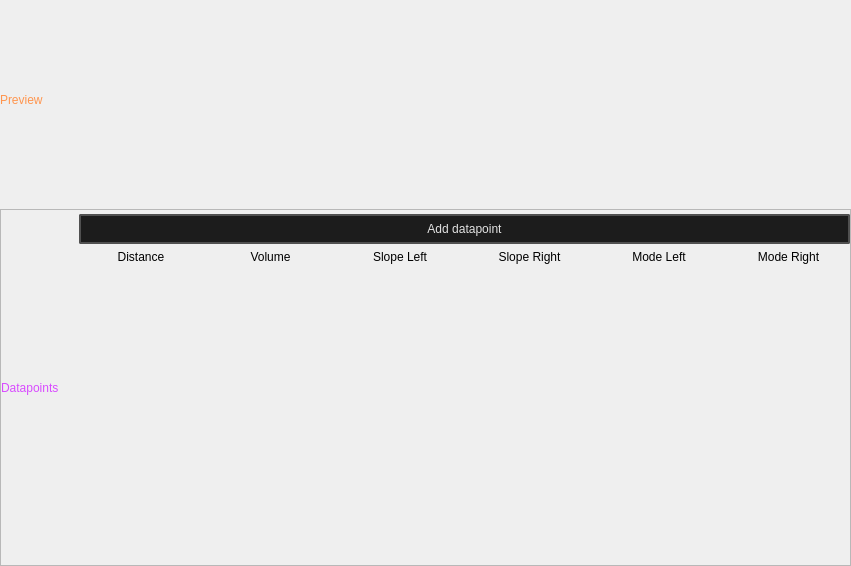
This is src/soundevent_editor/property/curve/main.ui in dertwist/Hammer5Tools as Qt 5 draws it before an edit. The edited form follows.
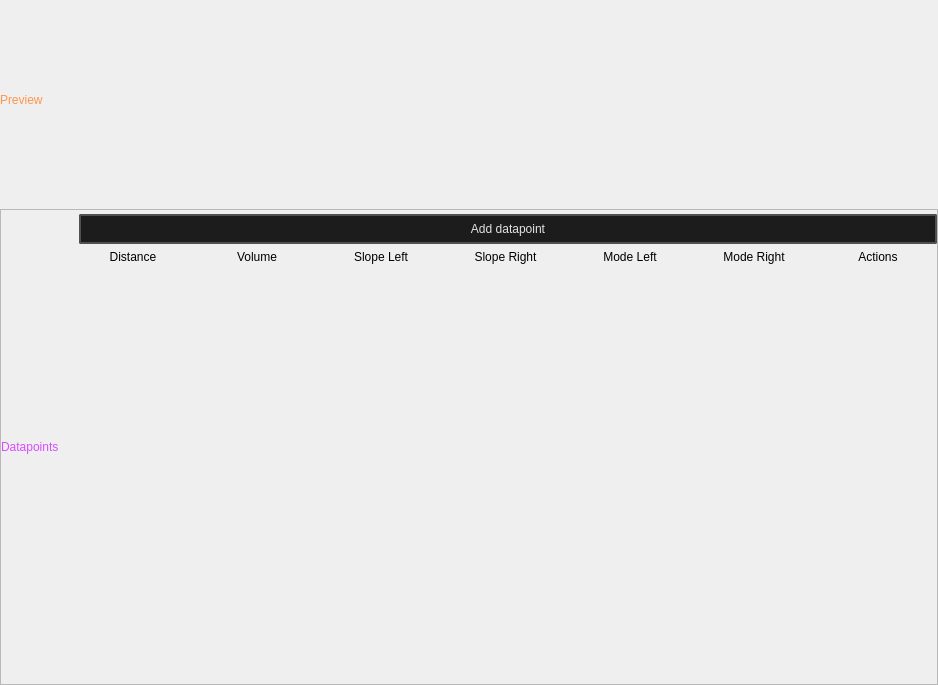
This is the edited form. Icons and pictures are not drawn.

The edit to the form file:
```diff
--- a/src/soundevent_editor/property/curve/main.ui
+++ b/src/soundevent_editor/property/curve/main.ui
@@ -6,8 +6,8 @@
    <rect>
     <x>0</x>
     <y>0</y>
-    <width>851</width>
-    <height>566</height>
+    <width>938</width>
+    <height>685</height>
    </rect>
   </property>
   <property name="minimumSize">
@@ -262,7 +262,20 @@
            </widget>
           </item>
           <item>
-           <layout class="QHBoxLayout" name="Header">
+           <layout class="QVBoxLayout" name="frame_2">
+            <property name="spacing">
+             <number>16</number>
+            </property>
+            <property name="rightMargin">
+             <number>5</number>
+            </property>
+            <property name="bottomMargin">
+             <number>5</number>
+            </property>
+            <item>
+             <layout class="QHBoxLayout" name="datapoints_layout_root">
+              <item>
+               <layout class="QVBoxLayout" name="value_01">
             <item>
              <widget class="QLabel" name="label_01">
               <property name="text">
@@ -274,6 +287,23 @@
              </widget>
             </item>
             <item>
+                 <spacer name="verticalSpacer_2">
+                  <property name="orientation">
+                   <enum>Qt::Orientation::Vertical</enum>
+                  </property>
+                  <property name="sizeHint" stdset="0">
+                   <size>
+                    <width>20</width>
+                    <height>40</height>
+                   </size>
+                  </property>
+                 </spacer>
+                </item>
+               </layout>
+              </item>
+              <item>
+               <layout class="QVBoxLayout" name="value_02">
+                <item>
              <widget class="QLabel" name="label_02">
               <property name="text">
                <string>Volume</string>
@@ -284,6 +314,23 @@
              </widget>
             </item>
             <item>
+                 <spacer name="verticalSpacer_3">
+                  <property name="orientation">
+                   <enum>Qt::Orientation::Vertical</enum>
+                  </property>
+                  <property name="sizeHint" stdset="0">
+                   <size>
+                    <width>20</width>
+                    <height>40</height>
+                   </size>
+                  </property>
+                 </spacer>
+                </item>
+               </layout>
+              </item>
+              <item>
+               <layout class="QVBoxLayout" name="value_03">
+                <item>
              <widget class="QLabel" name="label_3">
               <property name="text">
                <string>Slope Left</string>
@@ -294,6 +341,23 @@
              </widget>
             </item>
             <item>
+                 <spacer name="verticalSpacer_5">
+                  <property name="orientation">
+                   <enum>Qt::Orientation::Vertical</enum>
+                  </property>
+                  <property name="sizeHint" stdset="0">
+                   <size>
+                    <width>20</width>
+                    <height>40</height>
+                   </size>
+                  </property>
+                 </spacer>
+                </item>
+               </layout>
+              </item>
+              <item>
+               <layout class="QVBoxLayout" name="value_04">
+                <item>
              <widget class="QLabel" name="label_4">
               <property name="text">
                <string>Slope Right</string>
@@ -304,6 +368,23 @@
              </widget>
             </item>
             <item>
+                 <spacer name="verticalSpacer_6">
+                  <property name="orientation">
+                   <enum>Qt::Orientation::Vertical</enum>
+                  </property>
+                  <property name="sizeHint" stdset="0">
+                   <size>
+                    <width>20</width>
+                    <height>40</height>
+                   </size>
+                  </property>
+                 </spacer>
+                </item>
+               </layout>
+              </item>
+              <item>
+               <layout class="QVBoxLayout" name="value_05">
+                <item>
              <widget class="QLabel" name="label_5">
               <property name="text">
                <string>Mode Left</string>
@@ -314,6 +395,23 @@
              </widget>
             </item>
             <item>
+                 <spacer name="verticalSpacer_7">
+                  <property name="orientation">
+                   <enum>Qt::Orientation::Vertical</enum>
+                  </property>
+                  <property name="sizeHint" stdset="0">
+                   <size>
+                    <width>20</width>
+                    <height>40</height>
+                   </size>
+                  </property>
+                 </spacer>
+                </item>
+               </layout>
+              </item>
+              <item>
+               <layout class="QVBoxLayout" name="value_06">
+                <item>
              <widget class="QLabel" name="label_6">
               <property name="text">
                <string>Mode Right</string>
@@ -323,15 +421,35 @@
               </property>
              </widget>
             </item>
+                <item>
+                 <spacer name="verticalSpacer_8">
+                  <property name="orientation">
+                   <enum>Qt::Orientation::Vertical</enum>
+                  </property>
+                  <property name="sizeHint" stdset="0">
+                   <size>
+                    <width>20</width>
+                    <height>40</height>
+                   </size>
+                  </property>
+                 </spacer>
+                </item>
            </layout>
           </item>
           <item>
-           <layout class="QVBoxLayout" name="datapoints_layout">
-            <property name="spacing">
-             <number>0</number>
-            </property>
+               <layout class="QVBoxLayout" name="actions">
+                <item>
+                 <widget class="QLabel" name="label_7">
+                  <property name="text">
+                   <string>Actions</string>
+                  </property>
+                  <property name="alignment">
+                   <set>Qt::AlignmentFlag::AlignCenter</set>
+                  </property>
+                 </widget>
+                </item>
             <item>
-             <spacer name="verticalSpacer">
+                 <spacer name="verticalSpacer_9">
               <property name="orientation">
                <enum>Qt::Orientation::Vertical</enum>
               </property>
@@ -342,6 +460,10 @@
                </size>
               </property>
              </spacer>
+                </item>
+               </layout>
+              </item>
+             </layout>
             </item>
            </layout>
           </item>
```
Lines whose indentation alone changed are shown as unchanged.
